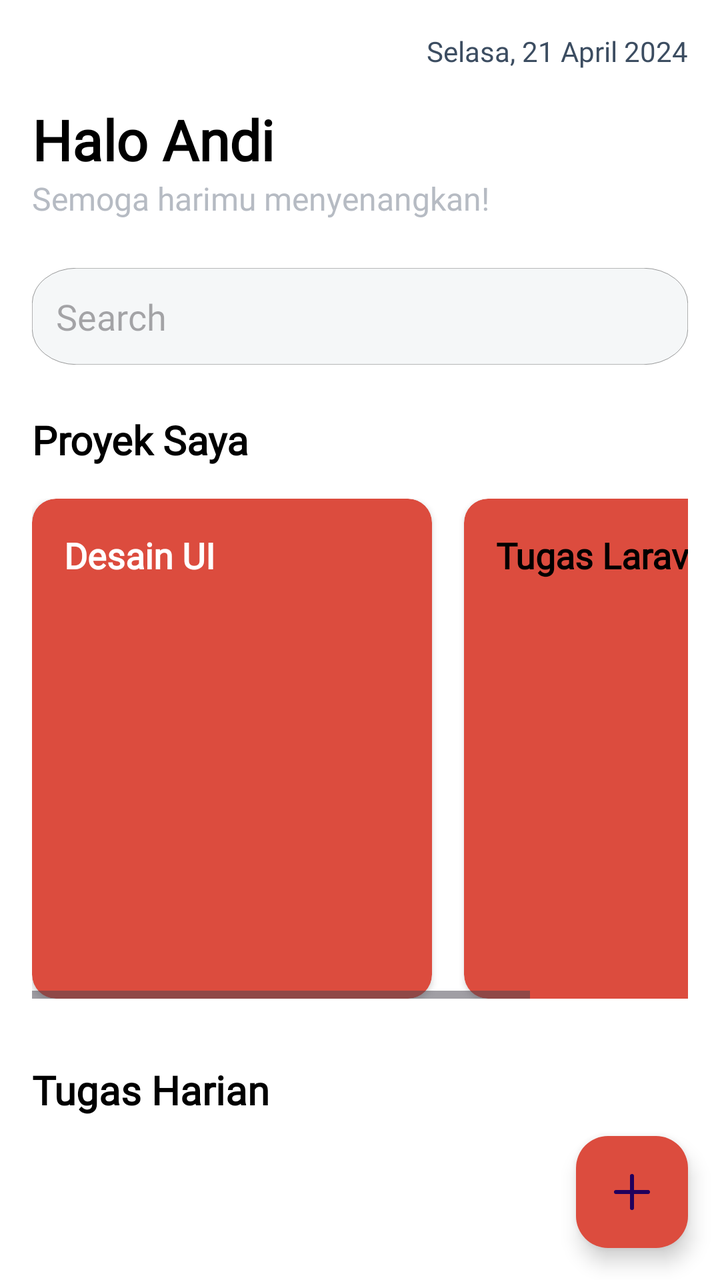
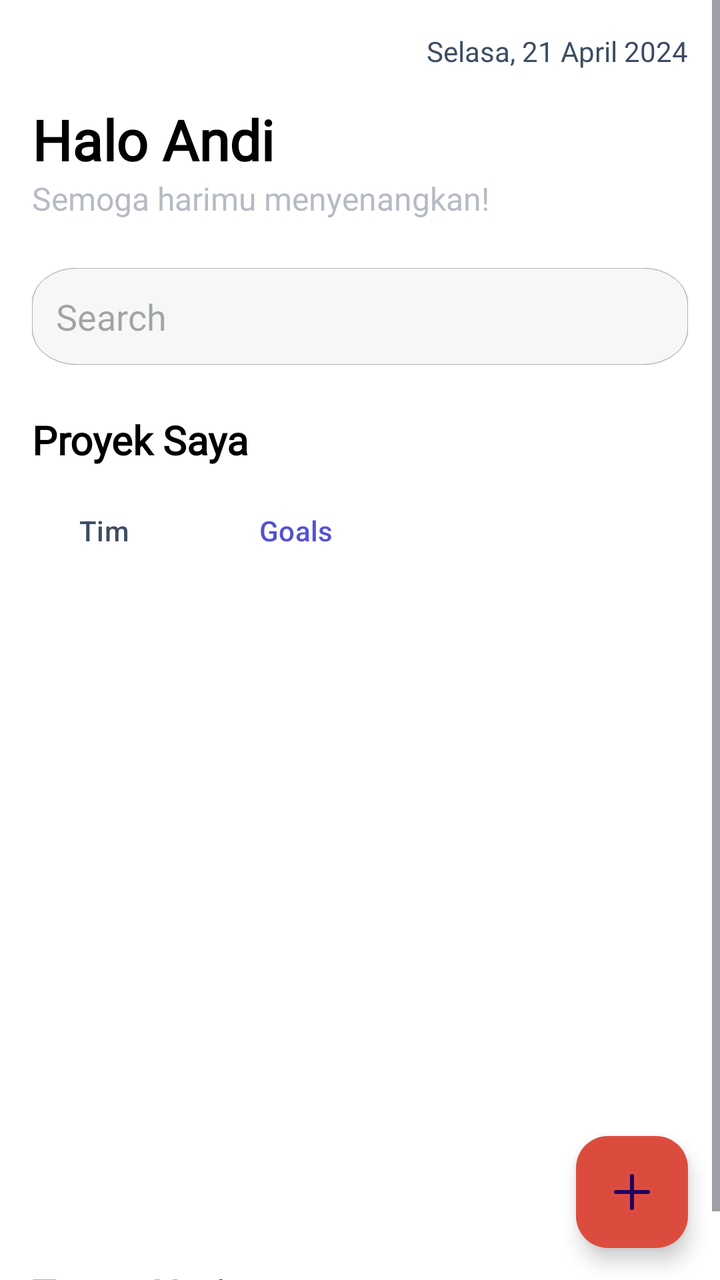

Compare the two renders of this Android layout. The source of the first and the diff that turns it into the second are given below.
<!-- AndroidManifest.xml: application theme Theme.TaskApp -->
<!-- res/layout/fragment_catatan.xml -->
<androidx.constraintlayout.widget.ConstraintLayout
    xmlns:android="http://schemas.android.com/apk/res/android"
    xmlns:app="http://schemas.android.com/apk/res-auto"
    android:id="@+id/fragment_container"
    android:layout_width="match_parent"
    android:layout_height="match_parent">

    
    <ScrollView
        android:layout_width="0dp"
        android:layout_height="0dp"
        android:fillViewport="true"
        app:layout_constraintTop_toTopOf="parent"
        app:layout_constraintBottom_toBottomOf="parent"
        app:layout_constraintStart_toStartOf="parent"
        app:layout_constraintEnd_toEndOf="parent">

        <androidx.constraintlayout.widget.ConstraintLayout
            android:layout_width="match_parent"
            android:layout_height="wrap_content">

        
        <TextView
            android:id="@+id/tvDate"
            android:layout_width="wrap_content"
            android:layout_height="wrap_content"
            android:layout_marginTop="16dp"
            android:layout_marginEnd="16dp"
            android:text="Selasa, 21 April 2024"
            android:textColor="@color/gray_text"
            android:textSize="14sp"
            android:fontFamily="@font/poppins_medium"
            app:layout_constraintEnd_toEndOf="parent"
            app:layout_constraintTop_toTopOf="parent" />

        
        <TextView
            android:id="@+id/tvGreeting"
            android:layout_width="wrap_content"
            android:layout_height="wrap_content"
            android:layout_marginTop="16dp"
            android:layout_marginStart="16dp"
            android:text="Halo Andi"
            android:textColor="@color/black"
            android:fontFamily="@font/poppins_medium"
            android:textSize="28sp"
            android:textStyle="bold"
            app:layout_constraintStart_toStartOf="parent"
            app:layout_constraintTop_toBottomOf="@id/tvDate" />

        
        <TextView
            android:id="@+id/tvMessage"
            android:layout_width="wrap_content"
            android:layout_height="wrap_content"
            android:layout_marginStart="16dp"
            android:text="Semoga harimu menyenangkan!"
            android:textColor="@color/gray_button"
            android:fontFamily="@font/poppins_medium"
            android:textSize="16sp"
            app:layout_constraintStart_toStartOf="parent"
            app:layout_constraintTop_toBottomOf="@id/tvGreeting" />

        
        <EditText
            android:id="@+id/etSearch"
            android:layout_width="0dp"
            android:layout_height="wrap_content"
            android:layout_marginTop="24dp"
            android:layout_marginStart="16dp"
            android:layout_marginEnd="16dp"
            android:hint="Search"
            android:fontFamily="@font/poppins_medium"
            android:background="@drawable/search"
            android:padding="12dp"
            app:layout_constraintStart_toStartOf="parent"
            app:layout_constraintEnd_toEndOf="parent"
            app:layout_constraintTop_toBottomOf="@id/tvMessage" />

        
        <TextView
            android:id="@+id/tvProjects"
            android:layout_width="wrap_content"
            android:layout_height="wrap_content"
            android:layout_marginTop="24dp"
            android:layout_marginStart="16dp"
            android:text="Proyek Saya"
            android:fontFamily="@font/poppins_medium"
            android:textColor="@color/black"
            android:textSize="20sp"
            android:textStyle="bold"
            app:layout_constraintStart_toStartOf="parent"
            app:layout_constraintTop_toBottomOf="@id/etSearch" />

        
            <HorizontalScrollView
                android:id="@+id/list_tugas"
                android:layout_width="match_parent"
                android:layout_height="wrap_content"
                android:layout_marginTop="16dp"
                android:layout_marginStart="16dp"
                android:layout_marginEnd="16dp"
                app:layout_constraintTop_toBottomOf="@id/tvProjects">

                <LinearLayout
                    android:layout_width="wrap_content"
                    android:layout_height="wrap_content"
                    android:orientation="horizontal">

                    
                    <androidx.cardview.widget.CardView
                        android:id="@+id/project_card_1"
                        android:layout_width="200dp"
                        android:layout_height="250dp"
                        android:layout_marginEnd="16dp"
                        android:clickable="true"
                        android:focusable="true"
                        android:foreground="?attr/selectableItemBackground"
                        app:cardBackgroundColor="@color/red_button"
                        app:cardCornerRadius="12dp">

                        <LinearLayout
                            android:layout_width="match_parent"
                            android:layout_height="match_parent"
                            android:orientation="vertical"
                            android:padding="16dp">

                            <TextView
                                android:layout_width="wrap_content"
                                android:layout_height="wrap_content"
                                android:text="Desain UI"
                                android:fontFamily="@font/poppins_medium"
                                android:textColor="@android:color/white"
                                android:textSize="18sp"
                                android:textStyle="bold" />

                            

                        </LinearLayout>
                    </androidx.cardview.widget.CardView>

                    
                    <androidx.cardview.widget.CardView
                        android:id="@+id/project_card_2"
                        android:layout_width="200dp"
                        android:layout_height="250dp"
                        android:layout_marginEnd="16dp"
                        android:clickable="true"
                        android:focusable="true"
                        android:foreground="?attr/selectableItemBackground"
                        app:cardBackgroundColor="@color/red_button"
                        app:cardCornerRadius="12dp">

                        <LinearLayout
                            android:layout_width="match_parent"
                            android:layout_height="match_parent"
                            android:orientation="vertical"
                            android:padding="16dp">

                            <TextView
                                android:layout_width="wrap_content"
                                android:layout_height="wrap_content"
                                android:text="Tugas Laravel"
                                android:textColor="@android:color/black"
                                android:fontFamily="@font/poppins_medium"
                                android:textSize="18sp"
                                android:textStyle="bold" />

                            

                        </LinearLayout>
                    </androidx.cardview.widget.CardView>

            </LinearLayout>
        </HorizontalScrollView>

        
        <TextView
            android:id="@+id/tvDailyTasks"
            android:layout_width="wrap_content"
            android:layout_height="wrap_content"
            android:layout_marginTop="32dp"
            android:layout_marginStart="16dp"
            android:text="Tugas Harian"
            android:fontFamily="@font/poppins_medium"
            android:textColor="@color/black"
            android:textSize="20sp"
            android:textStyle="bold"
            app:layout_constraintStart_toStartOf="parent"
            app:layout_constraintTop_toBottomOf="@id/list_tugas" />

        
        <LinearLayout
            android:layout_width="match_parent"
            android:layout_height="wrap_content"
            android:orientation="vertical"
            android:layout_marginTop="16dp"
            android:layout_marginStart="16dp"
            android:layout_marginEnd="16dp"
            app:layout_constraintTop_toBottomOf="@id/tvDailyTasks">

            <LinearLayout
                android:id="@+id/dailyTasksContainer"
                android:layout_width="match_parent"
                android:layout_height="wrap_content"
                android:orientation="vertical"
                android:layout_marginTop="16dp"
                android:layout_marginStart="16dp"
                android:layout_marginEnd="16dp">

                

            </LinearLayout>

        </LinearLayout>

        </androidx.constraintlayout.widget.ConstraintLayout>
    </ScrollView>

    
    <com.google.android.material.floatingactionbutton.FloatingActionButton
        android:id="@+id/fabAddTask"
        android:layout_width="wrap_content"
        android:layout_height="wrap_content"
        android:layout_margin="16dp"
        android:src="@drawable/add_tugas"
        android:backgroundTint="@color/red_button"
        app:layout_constraintBottom_toBottomOf="parent"
        app:layout_constraintEnd_toEndOf="parent" />
</androidx.constraintlayout.widget.ConstraintLayout>
<!-- resources referenced by this layout -->
<resources>
  <color name="black">#FF000000</color>
  <color name="gray_button">#b6bbc3</color>
  <color name="gray_text">#3c4d61</color>
  <color name="red_button">#dc4c3e</color>
  <!-- drawable add_tugas (drawable) -->
  <vector xmlns:android="http://schemas.android.com/apk/res/android" android:height="24dp" android:viewportHeight="24" android:viewportWidth="24" android:width="24dp">
        
      <path android:fillColor="#F8EDED" android:pathData="M4,12H20M12,4V20" android:strokeColor="#F8EDED" android:strokeLineCap="round" android:strokeLineJoin="round" android:strokeWidth="2"/>
      
  </vector>
  <!-- drawable search (drawable) -->
  <vector xmlns:android="http://schemas.android.com/apk/res/android" android:height="4.610886dp" android:viewportHeight="410" android:viewportWidth="2223" android:width="25dp">
        
      <path android:fillColor="#F5F7F8" android:pathData="M151,0.5L2072,0.5A150.5,150.5 0,0 1,2222.5 151L2222.5,259A150.5,150.5 0,0 1,2072 409.5L151,409.5A150.5,150.5 0,0 1,0.5 259L0.5,151A150.5,150.5 0,0 1,151 0.5z" android:strokeColor="#000000" android:strokeWidth="1"/>
      
  </vector>
  <style name="Theme.TaskApp" parent="Base.Theme.TaskApp" />
  <style name="Base.Theme.TaskApp" parent="Theme.Material3.Light.NoActionBar">
          
          
          <item name="android:windowBackground">@android:color/white</item>
          <item name="colorPrimary">@color/white</item>
          <item name="colorPrimaryVariant">@color/white</item>
          <item name="colorOnPrimary">@color/black</item>
      </style>
  <color name="white">#FFFFFFFF</color>
</resources>

<!-- the commit's change to res/layout/fragment_catatan.xml (unified diff, before → after) -->
@@ -84,6 +84,7 @@
             android:layout_height="wrap_content"
             android:layout_marginTop="24dp"
             android:layout_marginStart="16dp"
+
             android:text="Proyek Saya"
             android:fontFamily="@font/poppins_medium"
             android:textColor="@color/black"
@@ -92,94 +93,62 @@
             app:layout_constraintStart_toStartOf="parent"
             app:layout_constraintTop_toBottomOf="@id/etSearch" />
 
-        
-            <HorizontalScrollView
-                android:id="@+id/list_tugas"
+            <LinearLayout
+                android:id="@+id/buttonContainer"
+                android:layout_width="match_parent"
+                android:layout_height="wrap_content"
+                android:orientation="horizontal"
+                android:layout_margin="8dp"
+                app:layout_constraintTop_toBottomOf="@id/tvProjects">
+
+                
+                <Button
+                    android:id="@+id/buttonTim"
+                    android:layout_width="wrap_content"
+                    android:layout_height="wrap_content"
+                    android:text="@string/tim"
+                    android:background="@drawable/button_selected"
+                    android:textColor="@color/gray_text"
+                    android:layout_marginEnd="8dp"
+                    style="@null" />
+
+                
+                <Button
+                    android:id="@+id/buttonGoals"
+                    android:layout_width="wrap_content"
+                    android:layout_height="wrap_content"
+                    android:text="@string/goals"
+                    android:background="@drawable/button_unselected"
+                    android:textColor="@color/purple"
+                    style="@null" />
+            </LinearLayout>
+
+
+            
+            <androidx.recyclerview.widget.RecyclerView
+                android:id="@+id/recyclerViewProjects"
                 android:layout_width="match_parent"
                 android:layout_height="wrap_content"
                 android:layout_marginTop="16dp"
-                android:layout_marginStart="16dp"
-                android:layout_marginEnd="16dp"
-                app:layout_constraintTop_toBottomOf="@id/tvProjects">
+                app:layout_constraintTop_toBottomOf="@id/buttonContainer"
+                android:visibility="visible" />
 
-                <LinearLayout
-                    android:layout_width="wrap_content"
-                    android:layout_height="wrap_content"
-                    android:orientation="horizontal">
+            
+            <androidx.recyclerview.widget.RecyclerView
+                android:id="@+id/recyclerViewGoals"
+                android:layout_width="match_parent"
+                android:layout_height="wrap_content"
+                android:layout_marginTop="16dp"
+                app:layout_constraintTop_toBottomOf="@id/buttonContainer"
+                android:visibility="gone" />
 
-                    
-                    <androidx.cardview.widget.CardView
-                        android:id="@+id/project_card_1"
-                        android:layout_width="200dp"
-                        android:layout_height="250dp"
-                        android:layout_marginEnd="16dp"
-                        android:clickable="true"
-                        android:focusable="true"
-                        android:foreground="?attr/selectableItemBackground"
-                        app:cardBackgroundColor="@color/red_button"
-                        app:cardCornerRadius="12dp">
 
-                        <LinearLayout
-                            android:layout_width="match_parent"
-                            android:layout_height="match_parent"
-                            android:orientation="vertical"
-                            android:padding="16dp">
-
-                            <TextView
-                                android:layout_width="wrap_content"
-                                android:layout_height="wrap_content"
-                                android:text="Desain UI"
-                                android:fontFamily="@font/poppins_medium"
-                                android:textColor="@android:color/white"
-                                android:textSize="18sp"
-                                android:textStyle="bold" />
-
-                            
-
-                        </LinearLayout>
-                    </androidx.cardview.widget.CardView>
-
-                    
-                    <androidx.cardview.widget.CardView
-                        android:id="@+id/project_card_2"
-                        android:layout_width="200dp"
-                        android:layout_height="250dp"
-                        android:layout_marginEnd="16dp"
-                        android:clickable="true"
-                        android:focusable="true"
-                        android:foreground="?attr/selectableItemBackground"
-                        app:cardBackgroundColor="@color/red_button"
-                        app:cardCornerRadius="12dp">
-
-                        <LinearLayout
-                            android:layout_width="match_parent"
-                            android:layout_height="match_parent"
-                            android:orientation="vertical"
-                            android:padding="16dp">
-
-                            <TextView
-                                android:layout_width="wrap_content"
-                                android:layout_height="wrap_content"
-                                android:text="Tugas Laravel"
-                                android:textColor="@android:color/black"
-                                android:fontFamily="@font/poppins_medium"
-                                android:textSize="18sp"
-                                android:textStyle="bold" />
-
-                            
-
-                        </LinearLayout>
-                    </androidx.cardview.widget.CardView>
-
-            </LinearLayout>
-        </HorizontalScrollView>
-
-        
+            
         <TextView
             android:id="@+id/tvDailyTasks"
             android:layout_width="wrap_content"
             android:layout_height="wrap_content"
-            android:layout_marginTop="32dp"
+            android:layout_marginTop="400dp"
             android:layout_marginStart="16dp"
             android:text="Tugas Harian"
             android:fontFamily="@font/poppins_medium"
@@ -187,32 +156,20 @@
             android:textSize="20sp"
             android:textStyle="bold"
             app:layout_constraintStart_toStartOf="parent"
-            app:layout_constraintTop_toBottomOf="@id/list_tugas" />
+
+            app:layout_constraintTop_toBottomOf="@id/tvProjects" />
 
         
-        <LinearLayout
-            android:layout_width="match_parent"
-            android:layout_height="wrap_content"
-            android:orientation="vertical"
-            android:layout_marginTop="16dp"
-            android:layout_marginStart="16dp"
-            android:layout_marginEnd="16dp"
-            app:layout_constraintTop_toBottomOf="@id/tvDailyTasks">
-
-            <LinearLayout
-                android:id="@+id/dailyTasksContainer"
+            <androidx.recyclerview.widget.RecyclerView
+                android:id="@+id/rvDailyTasks"
                 android:layout_width="match_parent"
                 android:layout_height="wrap_content"
-                android:orientation="vertical"
                 android:layout_marginTop="16dp"
                 android:layout_marginStart="16dp"
-                android:layout_marginEnd="16dp">
+                android:layout_marginEnd="16dp"
+                app:layout_constraintTop_toBottomOf="@id/tvDailyTasks"
+                />
 
-                
-
-            </LinearLayout>
-
-        </LinearLayout>
 
         </androidx.constraintlayout.widget.ConstraintLayout>
     </ScrollView>
<!-- resource entries referenced after the edit -->
@@ -3,6 +3,7 @@
   <color name="black">#FF000000</color>
   <color name="gray_button">#b6bbc3</color>
   <color name="gray_text">#3c4d61</color>
+  <color name="purple">#5451d6</color>
   <color name="red_button">#dc4c3e</color>
   <!-- drawable add_tugas (drawable) -->
   <vector xmlns:android="http://schemas.android.com/apk/res/android" android:height="24dp" android:viewportHeight="24" android:viewportWidth="24" android:width="24dp">
@@ -10,13 +11,29 @@
       <path android:fillColor="#F8EDED" android:pathData="M4,12H20M12,4V20" android:strokeColor="#F8EDED" android:strokeLineCap="round" android:strokeLineJoin="round" android:strokeWidth="2"/>
       
   </vector>
+  <!-- drawable button_selected (drawable) -->
+  <shape xmlns:android="http://schemas.android.com/apk/res/android">
+      <solid android:color="@color/light_gray" />
+      <corners android:radius="8dp" />
+  </shape>
+  <!-- drawable button_unselected (drawable) -->
+  <shape xmlns:android="http://schemas.android.com/apk/res/android">
+      <solid android:color="@color/light_purple" />
+      <stroke android:width="2dp" android:color="@color/blue" />
+      <corners android:radius="8dp" />
+  </shape>
   <!-- drawable search (drawable) -->
   <vector xmlns:android="http://schemas.android.com/apk/res/android" android:height="4.610886dp" android:viewportHeight="410" android:viewportWidth="2223" android:width="25dp">
         
       <path android:fillColor="#F5F7F8" android:pathData="M151,0.5L2072,0.5A150.5,150.5 0,0 1,2222.5 151L2222.5,259A150.5,150.5 0,0 1,2072 409.5L151,409.5A150.5,150.5 0,0 1,0.5 259L0.5,151A150.5,150.5 0,0 1,151 0.5z" android:strokeColor="#000000" android:strokeWidth="1"/>
       
   </vector>
+  <string name="goals">Goals</string>
+  <string name="tim">Tim</string>
   <style name="Theme.TaskApp" parent="Base.Theme.TaskApp" />
+  <color name="light_gray">#D3D3D3</color>
+  <color name="light_purple">#EDE9FF</color>
+  <color name="blue">#5451d6</color>
   <style name="Base.Theme.TaskApp" parent="Theme.Material3.Light.NoActionBar">
           
           
